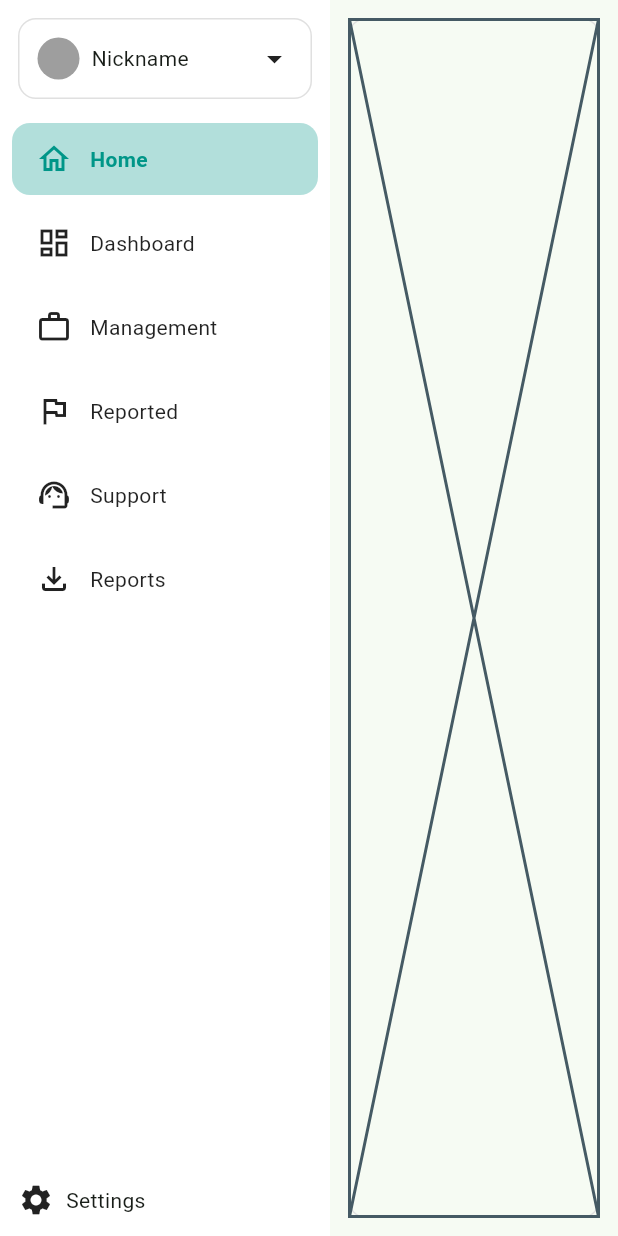
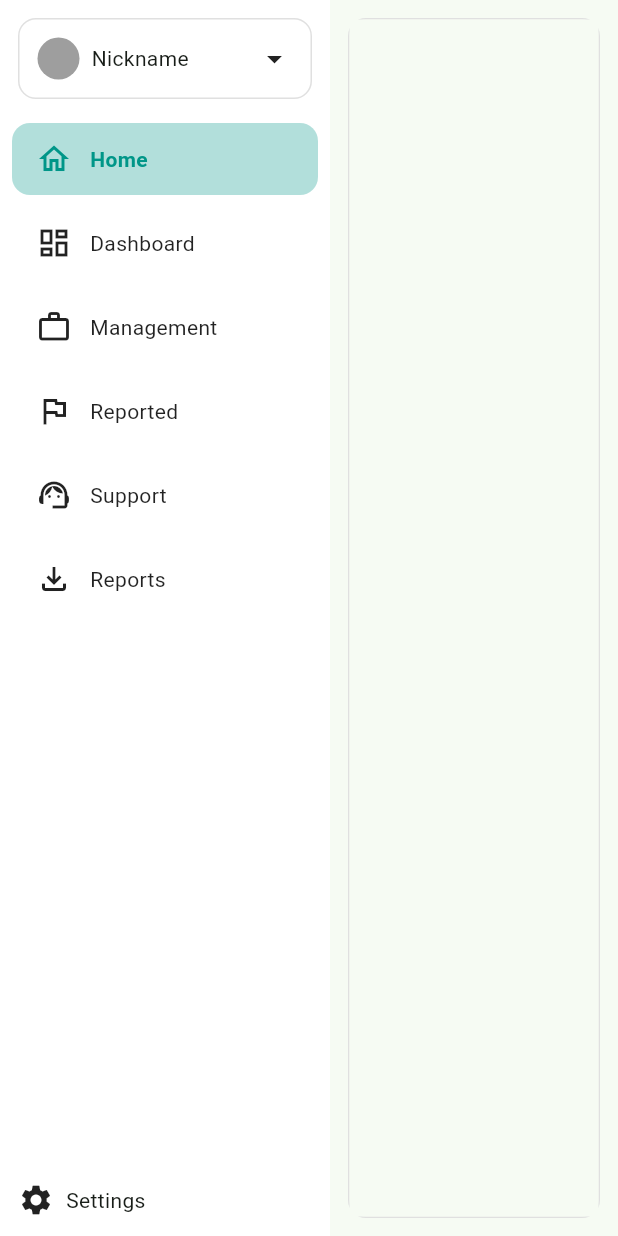
Before and after one commit to Next-Mind/nextmind-desktop, a Flutter app: the screen it shows after launch, after a tap on "ENTRAR", on a phone screen of 412 x 824 dp. Run offline on Flutter 3.47's test engine with Material 3 defaults, Android fonts, the light colour scheme and no system bars; our stand-ins replace google_fonts.

Commit message:
Alterações nas telas do sistema, envolvendo as telas com o widget Scaffold

```diff
--- a/desktop_nextmind/lib/ui/app/screens/dashboard_screen.dart
+++ b/desktop_nextmind/lib/ui/app/screens/dashboard_screen.dart
@@ -5,6 +5,8 @@ class DashboardScreen extends StatelessWidget {
 
   @override
   Widget build(BuildContext context) {
-    return const Placeholder();
+    return Scaffold(
+
+    );
   }
 }
--- a/desktop_nextmind/lib/ui/app/screens/exportable_screen.dart
+++ b/desktop_nextmind/lib/ui/app/screens/exportable_screen.dart
@@ -5,6 +5,6 @@ class ExportableScreen extends StatelessWidget {
 
   @override
   Widget build(BuildContext context) {
-    return const Placeholder();
+    return Scaffold();
   }
 }
--- a/desktop_nextmind/lib/ui/app/screens/home_screen.dart
+++ b/desktop_nextmind/lib/ui/app/screens/home_screen.dart
@@ -5,6 +5,6 @@ class HomeScreen extends StatelessWidget {
 
   @override
   Widget build(BuildContext context) {
-    return const Placeholder();
+    return Scaffold();
   }
 }
--- a/desktop_nextmind/lib/ui/app/screens/management_screen.dart
+++ b/desktop_nextmind/lib/ui/app/screens/management_screen.dart
@@ -5,6 +5,6 @@ class ManagementScreen extends StatelessWidget {
 
   @override
   Widget build(BuildContext context) {
-    return const Placeholder();
+    return Scaffold();
   }
 }
--- a/desktop_nextmind/lib/ui/app/screens/reported_screen.dart
+++ b/desktop_nextmind/lib/ui/app/screens/reported_screen.dart
@@ -5,6 +5,6 @@ class ReportedScreen extends StatelessWidget {
 
   @override
   Widget build(BuildContext context) {
-    return const Placeholder();
+    return Scaffold();
   }
 }
--- a/desktop_nextmind/lib/ui/app/screens/support_screen.dart
+++ b/desktop_nextmind/lib/ui/app/screens/support_screen.dart
@@ -5,6 +5,6 @@ class SupportScreen extends StatelessWidget {
 
   @override
   Widget build(BuildContext context) {
-    return const Placeholder();
+    return Scaffold();
   }
 }
--- a/desktop_nextmind/pubspec.yaml
+++ b/desktop_nextmind/pubspec.yaml
@@ -11,7 +11,7 @@ dependencies:
   flutter:
     sdk: flutter
   cupertino_icons: ^1.0.8
-  google_fonts:
+  google_fonts: any
 
 dev_dependencies:
   flutter_test:
```
